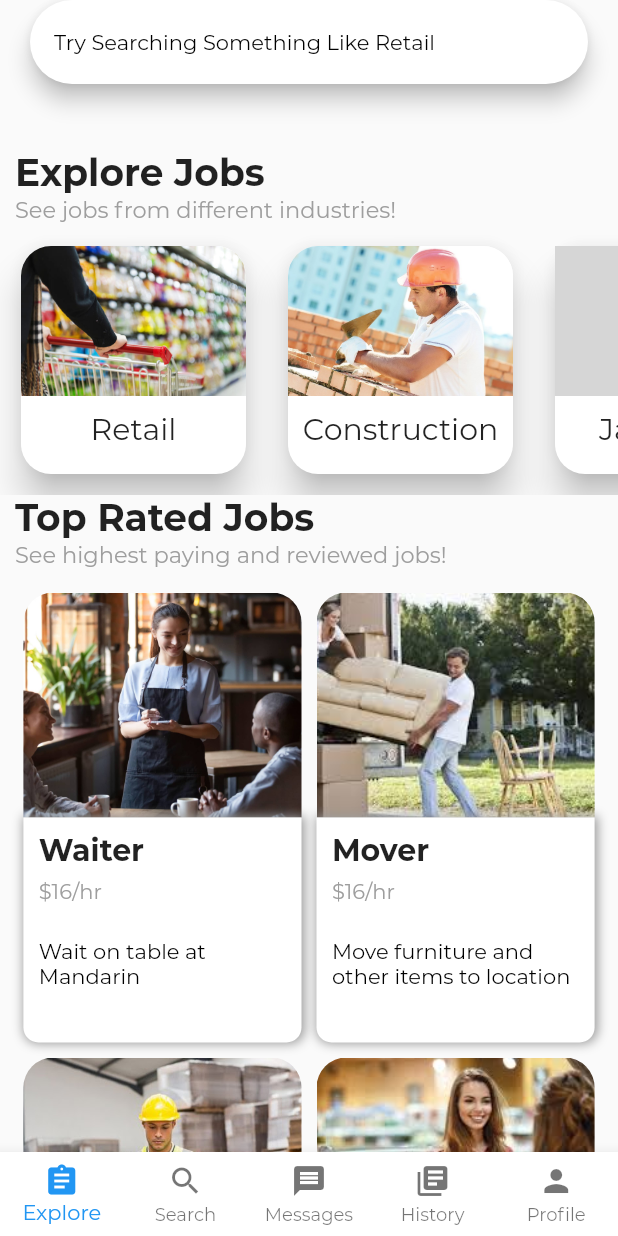
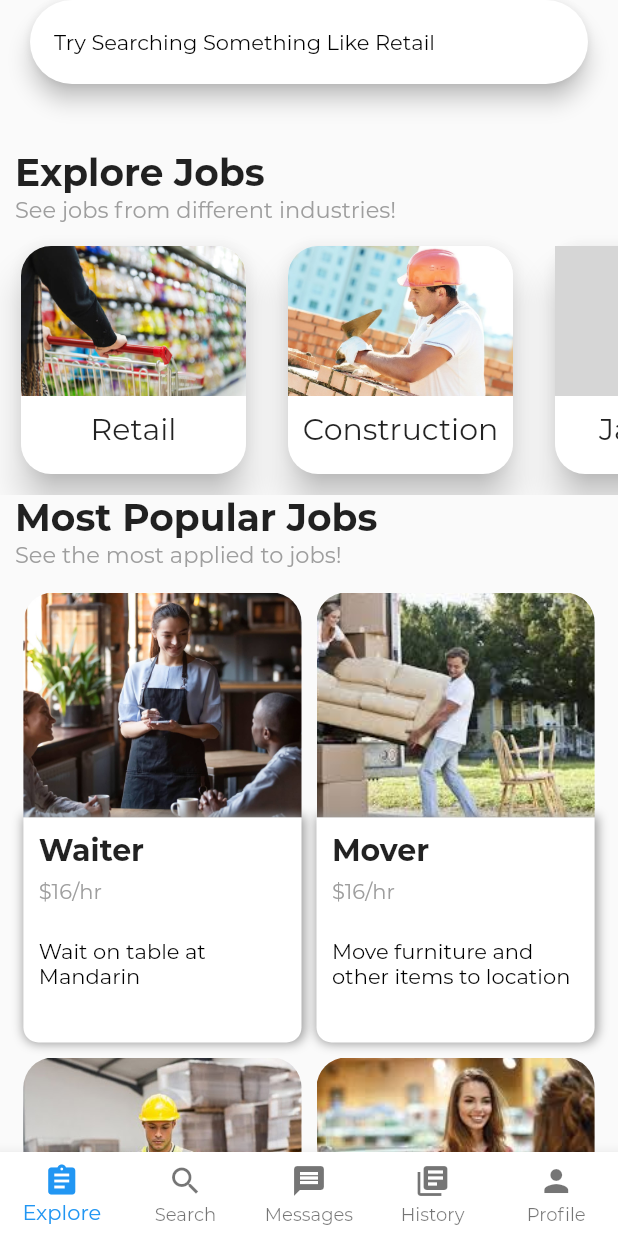
Before and after one commit to dart-dinosaurs/hyred, a Flutter app: the screen it shows once a user with an empty profile is signed in, on a phone screen of 412 x 824 dp. Run offline on Flutter 3.47's test engine with Material 2 defaults, Android fonts, the light colour scheme and no system bars; our stand-ins replace cloud_firestore, dropdown_formfield, firebase_auth; missing offline and left inert: dart:ffi, flappy_search_bar; accounts and stored records are empty; project files that could hold a hidden picture were left out; grey boxes are pictures that could not be loaded.

Commit message:
firebase pulling good

```diff
--- a/lib/screens/Newexplore.dart
+++ b/lib/screens/Newexplore.dart
@@ -1,7 +1,9 @@
+import 'package:cloud_firestore/cloud_firestore.dart';
 import 'package:flutter/material.dart';
 import 'package:main/screens/widgets/details.dart';
 import 'package:main/screens/widgets/jobCard.dart';
 import 'package:main/screens/widgets/topJob.dart';
+import 'package:provider/provider.dart';
 import '../screens/widgets/search.dart';
 import '../screens/widgets/discoverCard.dart';
 import './explore.dart';
@@ -11,6 +13,7 @@ import './widgets/data.dart';
 class NewExplore extends StatelessWidget {
   @override
   Widget build(BuildContext context) {
+    var jobs = Provider.of<QuerySnapshot>(context);
     return ListView(children: <Widget>[
       Container(
         child: MySearch(),
@@ -42,23 +45,23 @@ class NewExplore extends StatelessWidget {
             scrollDirection: Axis.horizontal,
             children: <Widget>[
               Container(
-                child: DiscoverCard('assets/images/retail.jpg', "Retail", retailJobs),
+                child: DiscoverCard('assets/images/retail.jpg', "Retail", jobs),
                 padding: EdgeInsets.fromLTRB(10, 10, 10, 10),
               ),
               Container(
                 child: DiscoverCard(
-                    'assets/images/BrickLayer.jpg', "Construction", constructionJobs),
+                    'assets/images/BrickLayer.jpg', "Construction", jobs),
                 padding: EdgeInsets.fromLTRB(10, 10, 10, 10),
               ),
               Container(
-                child: DiscoverCard('assets/images/cleaning.jpg', "Janitorial", janitorialJobs),
+                child: DiscoverCard('assets/images/cleaning.jpg', "Janitorial", jobs),
                 padding: EdgeInsets.fromLTRB(10, 10, 10, 10),
               ),
             ],
           )),
       Container(
         child: Text(
-          "Top Rated Jobs",
+          "Most Popular Jobs",
           textAlign: TextAlign.left,
           style: TextStyle(
             fontSize: 25,
@@ -70,7 +73,7 @@ class NewExplore extends StatelessWidget {
       ),
       Container(
         child: Text(
-          "See highest paying and reviewed jobs!",
+          "See the most applied to jobs!",
           textAlign: TextAlign.left,
           style: TextStyle(
             fontSize: 15,
--- a/lib/screens/home.dart
+++ b/lib/screens/home.dart
@@ -1,12 +1,25 @@
 import 'package:cloud_firestore/cloud_firestore.dart';
 import 'package:flutter/material.dart';
+import 'package:main/models/user.dart';
 import 'package:main/screens/history.dart';
-import 'profile.dart';
 import 'widgets/placeholder.dart';
 import 'package:main/services/firestore.dart';
 import 'package:provider/provider.dart';
 import 'package:main/screens/Newexplore.dart';
 import 'package:main/screens/settings.dart';
+import 'package:main/models/user.dart';
+
+class ExploreWrapper extends StatelessWidget {
+  @override
+  Widget build(BuildContext context) {
+    final user = Provider.of<User>(context);
+    return StreamProvider<QuerySnapshot>.value(
+      value: FirestoreService(uid: user.uid).jobData,
+      child: NewExplore(),
+    );
+  }
+}
+
 
 class Home extends StatefulWidget {
   @override
@@ -15,10 +28,11 @@ class Home extends StatefulWidget {
   }
 }
 
+
 class _HomeState extends State<Home> {
   int _currentIndex = 0;
   final List<Widget> _children = [
-    NewExplore(),
+    ExploreWrapper(),
     History(),
     PlaceholderWidget(Colors.purple),
     PlaceholderWidget(Colors.orange),
--- a/lib/screens/widgets/discoverCard.dart
+++ b/lib/screens/widgets/discoverCard.dart
@@ -1,3 +1,4 @@
+import 'package:cloud_firestore/cloud_firestore.dart';
 import 'package:flutter/material.dart';
 import '../explore.dart';
 import './data.dart';
@@ -5,9 +6,9 @@ import './data.dart';
 class DiscoverCard extends StatelessWidget {
   final String image;
   final String heading;
-  final List job;
+  final QuerySnapshot jobs;
 
-  DiscoverCard(this.image, this.heading, this.job);
+  DiscoverCard(this.image, this.heading, this.jobs);
 
   @override
   Widget build(BuildContext context) {
@@ -15,7 +16,7 @@ class DiscoverCard extends StatelessWidget {
       onTap: () => Navigator.push(
         context,
         MaterialPageRoute(
-            builder: (context) => new Container(child: Explore(heading))),
+            builder: (context) => new Container(child: Explore(heading, jobs))),
       ),
 
       child: Card(
--- a/lib/services/auth.dart
+++ b/lib/services/auth.dart
@@ -15,6 +15,8 @@ class AuthService {
     return _auth.onAuthStateChanged
       .map((FirebaseUser user) => _userCreation(user));
   }
+
+
 
   // anonymous sign-in
   Future anonSignIn() async {
--- a/lib/services/firestore.dart
+++ b/lib/services/firestore.dart
@@ -4,6 +4,7 @@ class FirestoreService {
 
   final String uid;
   final CollectionReference userCollection = Firestore.instance.collection('users');
+  final CollectionReference jobCollection = Firestore.instance.collection('jobs');
 
   FirestoreService({ this.uid });
 
@@ -26,4 +27,9 @@ class FirestoreService {
   Stream<DocumentSnapshot> get userData {
     return userCollection.document(uid).snapshots();
   }
+
+  Stream<QuerySnapshot> get jobData{
+    return jobCollection.snapshots();
+  }
+
 }
```
Also changed, not shown: lib/screens/explore.dart (+30 -24 lines).
